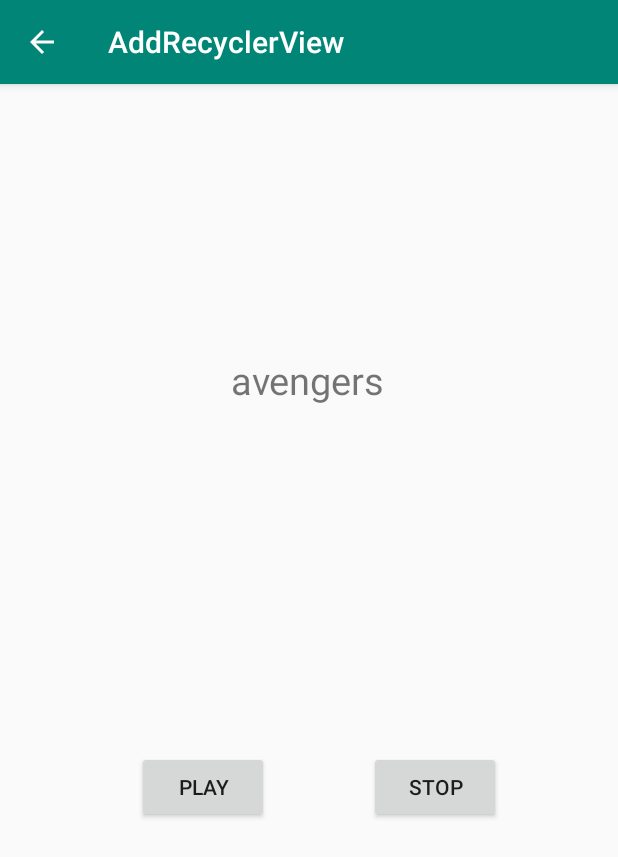
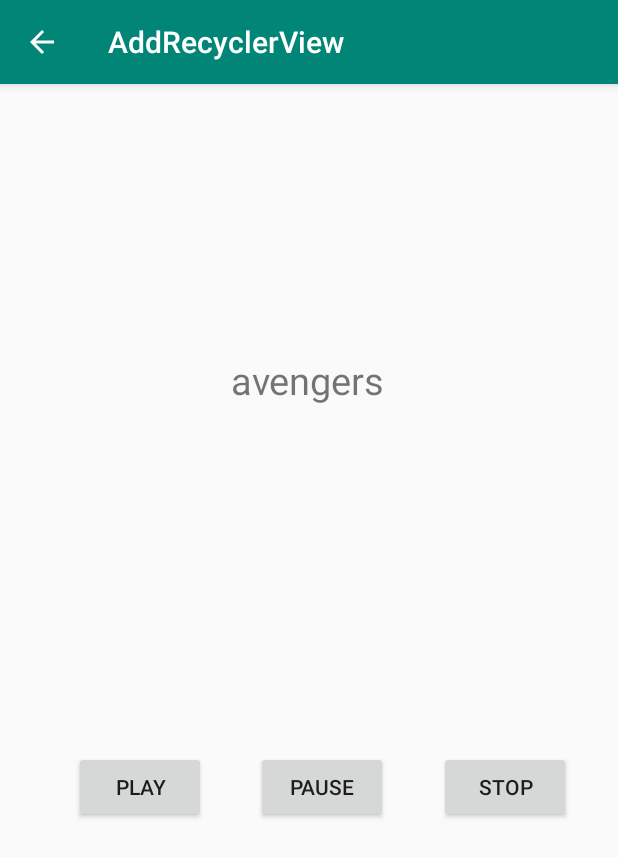
Before and after one commit to juanmanuelsanchez/DAM_M08_ejercicios_addRecyclerView, an Android app: the screen it shows after launch (DetailActivity), after a tap on "avengers", on a phone screen of 412 x 824 dp. Shown: the top 857 px of the screen. Run offline under Robolectric (Android 15) with nearby library versions, the phone set to English and light mode, and no system bars.

Commit message:
Add btn_pause, list title, improve buttons functionality and add new songs.

```diff
--- a/app/src/main/java/com/example/addrecyclerview/MainActivity.java
+++ b/app/src/main/java/com/example/addrecyclerview/MainActivity.java
@@ -7,8 +7,7 @@
 
 public class MainActivity extends AppCompatActivity {
 
-    private String[] miListado = new String[]{"avengers","batman","Steven \"Steve\" Rogers", "Anthony Edward \"Tony\" Stark", "Thor Odinson", "Henry Jonathan \"Hank\" Pym", "Janet van Dyne", "Dr. Robert Bruce Banner"
-            , "Clinton Francis Barton", "Natasha Alianovna Romanoff", "T'Challa", "Stephen Vincent Strange"};
+    private String[] miListado = new String[]{"avengers","fear_will_find_you","peace_frog", "why_do_we_fall"};
 
     @Override
     protected void onCreate(Bundle savedInstanceState) {
--- a/app/src/main/java/com/example/addrecyclerview/MiAdaptador.java
+++ b/app/src/main/java/com/example/addrecyclerview/MiAdaptador.java
@@ -13,12 +13,9 @@
 
 
 public  class MiAdaptador extends RecyclerView.Adapter<MiAdaptador.MyViewHolder>{
-    public static final String ITEM_ID_KEY = "item_id_key";
     private String[]listado;
     private Context mContext;
-    private int selectedItem = 0;//
-
-
+    private int selectedItem = 0;
 
     static class MyViewHolder extends RecyclerView.ViewHolder{
         TextView textView;
@@ -35,7 +32,7 @@
 
         this.listado = miListado;
         this.mContext = context;
-        this.selectedItem = selectedItem;//
+        this.selectedItem = selectedItem;
     }
 
     @NonNull
@@ -51,27 +48,13 @@
     public void onBindViewHolder(@NonNull final MiAdaptador.MyViewHolder holder, final int position) {
         final String itemString = this.listado[position];
         holder.textView.setText(this.listado[position]);
-        /*if (selectedItem == position){//
-            holder.textView.setBackgroundColor(Color.parseColor("#30000000"));
-        }else {
-            holder.textView.setBackgroundColor(Color.parseColor("#00000000"));
-        }*/
-        holder.textView.setBackgroundColor(Color.parseColor("#00000000"));
+
         holder.mView.setOnClickListener(new View.OnClickListener() {
-
             @Override
             public void onClick(View v) {
                 selectedItem = position;
                 System.out.println("Click!");
-                holder.textView.setBackgroundColor(Color.parseColor("#30000000"));//
-               /* for (int i = 0; i < listado.length; i++){
-                    if (selectedItem == position){
-                        holder.textView.setBackgroundColor(Color.parseColor("#30000000"));
-                    }else {
-                        holder.textView.setBackgroundColor(Color.parseColor("#00000000"));
-                    }
-                }*/
-              //Toast.makeText(mContext, "You selected "+ item, Toast.LENGTH_LONG).show();
+                holder.textView.setBackgroundColor(Color.parseColor("#30000000"));
                 Intent intent = new Intent(mContext, DetailActivity.class);
                 intent.putExtra("nombre", itemString);
                 mContext.startActivity(intent);
@@ -81,7 +64,6 @@
 
     @Override
     public int getItemCount() {
-        System.out.println(listado.length);
         return listado.length;
     }
 }
--- a/app/src/main/res/layout/activity_detail.xml
+++ b/app/src/main/res/layout/activity_detail.xml
@@ -11,17 +11,18 @@
             android:layout_width="wrap_content"
             android:layout_height="wrap_content"
             android:id="@+id/btn_play"
-            app:layout_constraintEnd_toStartOf="@+id/btn_stop" android:layout_marginBottom="275dp"
+            android:text="@string/play"
             app:layout_constraintStart_toStartOf="parent"
-            android:layout_marginStart="25dp" app:layout_constraintBottom_toBottomOf="parent"
-            android:text="@string/play"/>
+            android:layout_marginStart="18dp" app:layout_constraintBaseline_toBaselineOf="@+id/btn_pause"
+            app:layout_constraintEnd_toStartOf="@+id/btn_pause" android:layout_marginEnd="2dp"
+    />
     <Button
             android:layout_width="wrap_content"
             android:layout_height="wrap_content"
             android:id="@+id/btn_stop"
-            app:layout_constraintBaseline_toBaselineOf="@+id/btn_play"
-            app:layout_constraintStart_toEndOf="@+id/btn_play" android:layout_marginEnd="12dp"
-            app:layout_constraintEnd_toEndOf="parent" android:text="@string/stop"/>
+            android:text="@string/stop"
+            app:layout_constraintBaseline_toBaselineOf="@+id/btn_pause"
+            app:layout_constraintStart_toEndOf="@+id/btn_pause" app:layout_constraintEnd_toEndOf="parent"/>
     <TextView
             android:text="@string/textview"
             android:textSize="25sp"
@@ -32,4 +33,11 @@
             android:layout_marginStart="175dp" android:layout_marginEnd="177dp"
             app:layout_constraintEnd_toEndOf="parent" app:layout_constraintBottom_toBottomOf="parent"
             android:layout_marginBottom="543dp"/>
+    <Button
+            android:layout_width="wrap_content"
+            android:layout_height="wrap_content"
+            android:id="@+id/btn_pause" android:text="@string/pause"
+            app:layout_constraintStart_toEndOf="@+id/btn_play" app:layout_constraintEnd_toStartOf="@+id/btn_stop"
+            android:layout_marginBottom="275dp" app:layout_constraintBottom_toBottomOf="parent"
+            android:layout_marginEnd="3dp"/>
 </androidx.constraintlayout.widget.ConstraintLayout>
--- a/app/src/main/res/layout/activity_main.xml
+++ b/app/src/main/res/layout/activity_main.xml
@@ -21,6 +21,6 @@
             app:layout_constraintTop_toTopOf="parent"
             android:layout_marginTop="44dp" app:layout_constraintStart_toStartOf="parent"
             android:layout_marginStart="175dp" android:layout_marginEnd="177dp"
-            app:layout_constraintEnd_toEndOf="parent" android:id="@+id/tvTitulo" android:text="@string/avengers"/>
+            app:layout_constraintEnd_toEndOf="parent" android:id="@+id/tvTitulo" android:text="@string/listado_de_m_sica"/>
 
 </androidx.constraintlayout.widget.ConstraintLayout>
--- a/app/src/main/res/values/strings.xml
+++ b/app/src/main/res/values/strings.xml
@@ -5,4 +5,6 @@
     <string name="textview">tvTitulo</string>
     <string name="stop">STOP</string>
     <string name="play">PLAY</string>
+    <string name="listado_de_m_sica">Listado de música</string>
+    <string name="pause">PAUSE</string>
 </resources>
```
Also changed, not shown: app/src/main/java/com/example/addrecyclerview/DetailActivity.java (+34 -11 lines), 4 other files.
